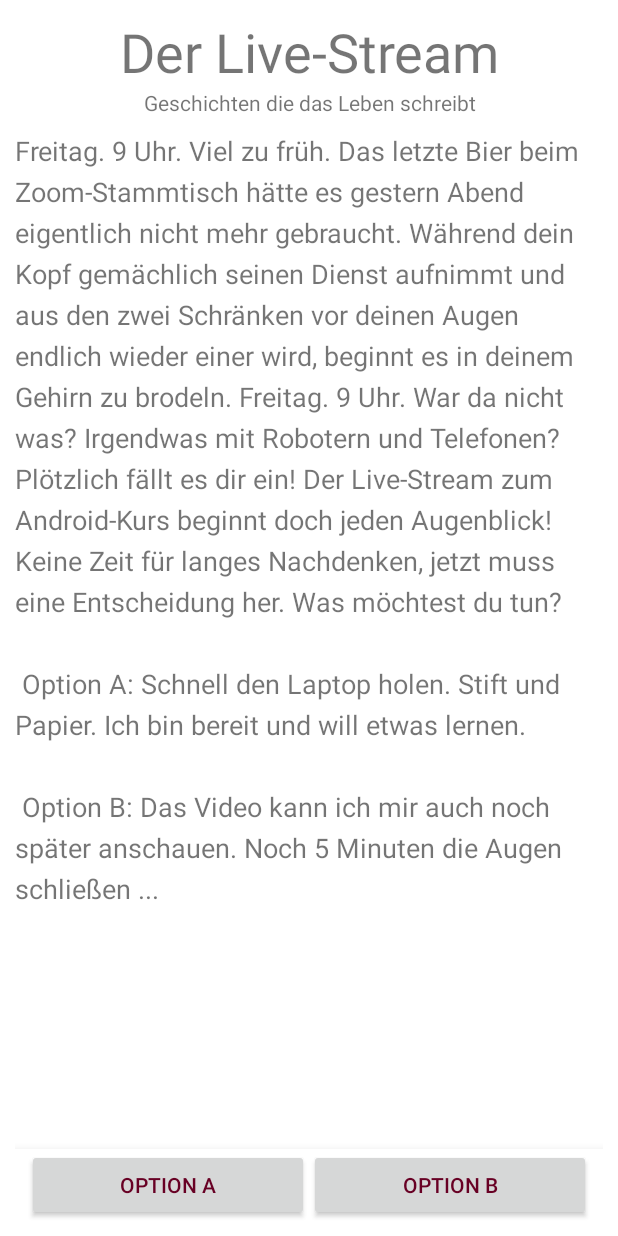
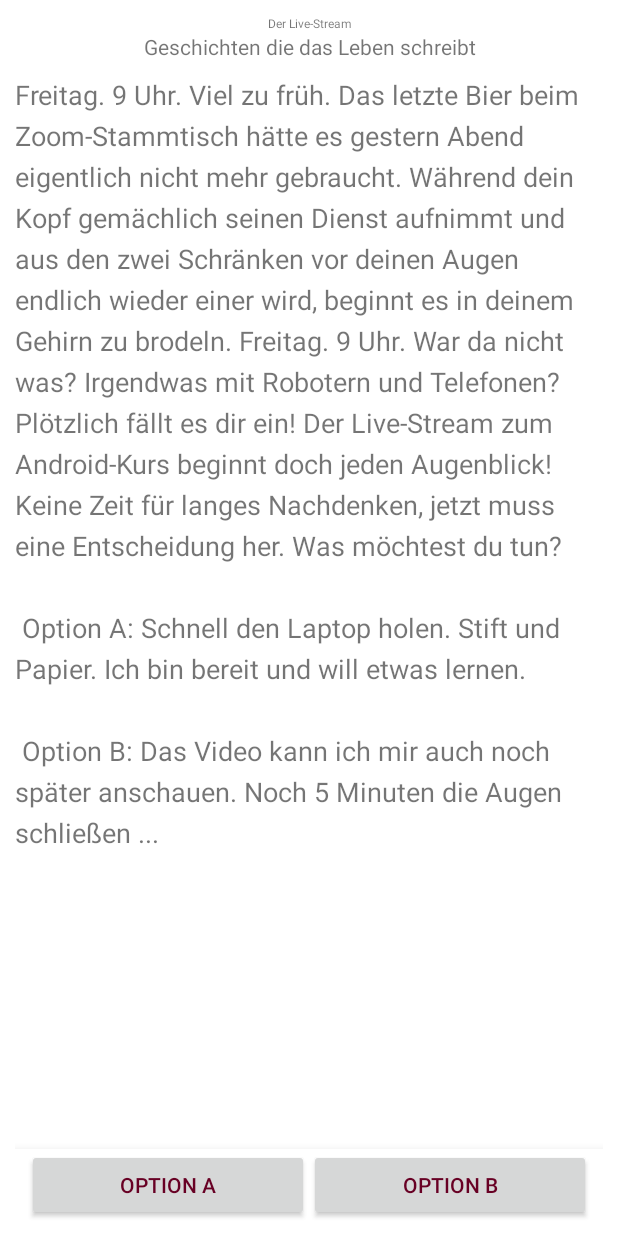
Before and after one commit to AAlesik/U13-Github-Gruppe-2, an Android app: the screen it shows after launch (Start), on a phone screen of 412 x 824 dp. Run offline under Robolectric (Android 15) with nearby library versions, the phone set to English and light mode, and no system bars.

```diff
--- a/app/src/main/res/layout/activity_walkthrough.xml
+++ b/app/src/main/res/layout/activity_walkthrough.xml
@@ -26,7 +26,7 @@
             android:layout_gravity="center_horizontal"
             android:text="@string/heading"
             android:textAlignment="center"
-            android:textSize="36sp" />
+            android:textSize="8sp" />
 
         <TextView
             android:id="@+id/description"
```
